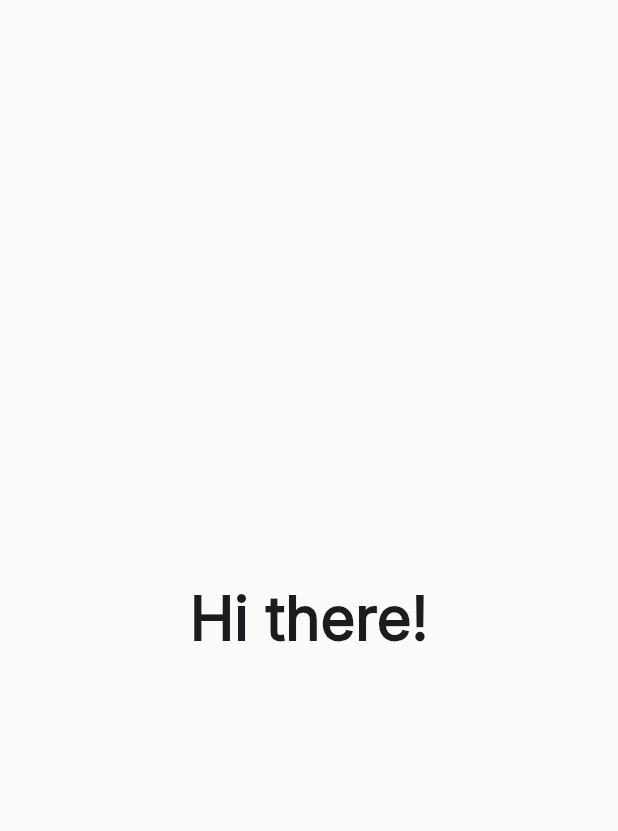
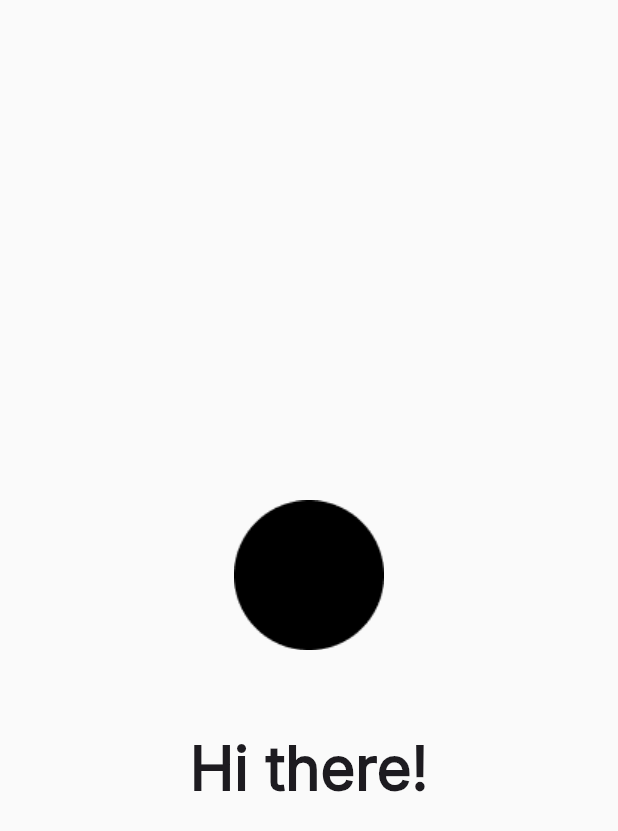
Before and after one commit to heimin22/pasada_driver_side, a Flutter app: the screen it shows after launch, on a phone screen of 412 x 824 dp. Shown: the top 831 px of the screen. Run offline on Flutter 3.47's test engine with Material 3 defaults, Android fonts, the phone set to English and light mode, and no system bars.

Commit message:
added a logo in welcome page

```diff
--- a/lib/main.dart
+++ b/lib/main.dart
@@ -33,12 +33,18 @@ class MyHomePage extends StatefulWidget {
 class _MyHomePageState extends State<MyHomePage> {
   @override
   Widget build(BuildContext context) {
-    return const Scaffold(
+    return Scaffold(
       body: Center(
         child: Column(
           mainAxisAlignment: MainAxisAlignment.center,
           children: [
-            Text(
+            Image.asset(
+              'assets/svg/Ellipse.png',
+              width: 200,
+              height: 200,
+
+            ),
+            const Text(
               'Hi there!',
               style: TextStyle(
                 fontSize: 40,
```
